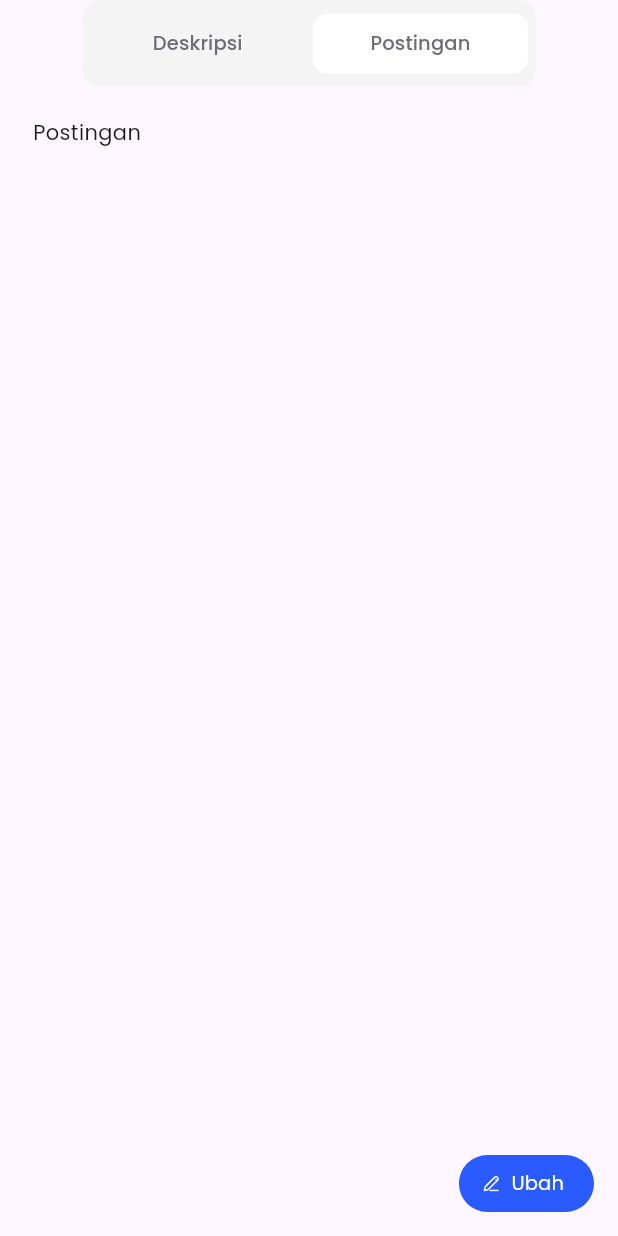
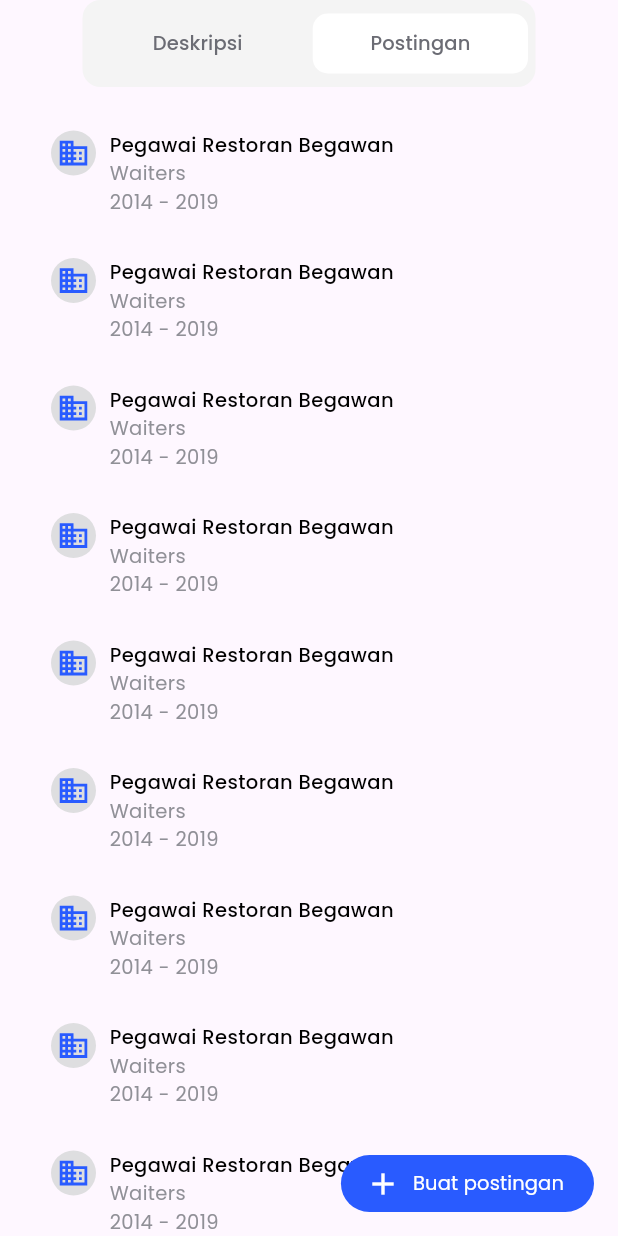
Before and after one commit to BrawS-HackFest/GrowBiz-FE, a Flutter app: the MyProfileWorkPage screen opened directly, after a tap on "Postingan", on a phone screen of 412 x 824 dp. Run offline on Flutter 3.47's test engine with Material 3 defaults, Android fonts, the phone set to English and light mode, and no system bars; our stand-ins replace dio, dotted_border, file_picker, firebase_auth, firebase_core, flutter_bloc and 3 more; missing offline and left inert: clipboard, flutter_pdfview; accounts and stored records are empty; network calls fail.

Commit message:
add my profile work post page

```diff
--- a/lib/pages/home_page.dart
+++ b/lib/pages/home_page.dart
@@ -144,7 +144,7 @@ class _HomePageState extends State<HomePage> {
                                       onTap: (){
                                     Navigator.of(context).push(MaterialPageRoute(builder: (context){
                                       return DetailCoursePage(id: courseDatas[index].id);
-                                    }));
+                                    })).then((value){setState(() {});});
                                   },
                                   );
                             }, separatorBuilder: (context, index) {
--- a/lib/pages/myprofile_work_page.dart
+++ b/lib/pages/myprofile_work_page.dart
@@ -1,9 +1,11 @@
 import 'package:flutter/material.dart';
 import 'package:flutter_svg/flutter_svg.dart';
-import 'package:hackfest_mobile/pages/edit_myprofile_work_page.dart';
-import 'package:hackfest_mobile/pages/myprofile_work_desc_section_page.dart';
+import 'package:hackfest_mobile/pages/edit_myprofile_work_desc_page.dart';
+import 'package:hackfest_mobile/pages/edit_myprofile_work_post_page.dart';
+import 'package:hackfest_mobile/widgets/myprofile_work_desc_section.dart';
 import 'package:hackfest_mobile/styles/my_colors.dart';
 import 'package:hackfest_mobile/styles/my_text.dart';
+import 'package:hackfest_mobile/widgets/myprofile_work_post_section.dart';
 
 class MyProfileWorkPage extends StatefulWidget {
   const MyProfileWorkPage({super.key});
@@ -79,8 +81,8 @@ class _MyProfileWorkPageState extends State<MyProfileWorkPage> {
               ),
             ),
             const SizedBox(height: 20,),
-            isDescriptionSelected ? MyProfileWorkDescSectionPage() :
-            Text('Postingan')
+            isDescriptionSelected ? MyProfileWorkDescSection() :
+            MyProfileWorkPostSection()
             ,
 
 
@@ -92,17 +94,23 @@ class _MyProfileWorkPageState extends State<MyProfileWorkPage> {
         decoration: BoxDecoration(),
         child: FloatingActionButton.extended(
             onPressed: (){
-             Navigator.of(context).push(MaterialPageRoute(builder: (context) {
-               return EditMyProfileWorkPage();
-             },));
+              if(isDescriptionSelected){
+                Navigator.of(context).push(MaterialPageRoute(builder: (context) {
+                  return EditMyProfileWorkPage();
+                },));
+              }else{
+                Navigator.of(context).push(MaterialPageRoute(builder: (context) {
+                  return EditMyProfileWorkPostPage();
+                },));
+              }
             },
             shape: RoundedRectangleBorder(
               borderRadius: BorderRadius.circular(25),
             ),
             backgroundColor: MyColors.primaryBase,
             elevation: 0,
-            label: Text('Ubah', style: MyTextStyle.captionH5(color: MyColors.whiteBase),),
-            icon: SvgPicture.asset('assets/svgs/edit_icon.svg'),
+            label: Text(isDescriptionSelected ? 'Ubah' : 'Buat postingan', style: MyTextStyle.captionH5(color: MyColors.whiteBase),),
+            icon: isDescriptionSelected ? SvgPicture.asset('assets/svgs/edit_icon.svg') : Icon(Icons.add, color: MyColors.whiteBase,),
             materialTapTargetSize: MaterialTapTargetSize.shrinkWrap,
 
         ),
--- a/lib/pages/myprofile_work_desc_section_page.dart
+++ b/lib/widgets/myprofile_work_desc_section.dart
@@ -1,8 +1,8 @@
 import 'package:flutter/material.dart';
 import 'package:hackfest_mobile/styles/my_colors.dart';
 import 'package:hackfest_mobile/styles/my_text.dart';
-class MyProfileWorkDescSectionPage extends StatelessWidget {
-  const MyProfileWorkDescSectionPage({super.key});
+class MyProfileWorkDescSection extends StatelessWidget {
+  const MyProfileWorkDescSection({super.key});
 
   @override
   Widget build(BuildContext context) {
--- /dev/null
+++ b/lib/widgets/myprofile_work_post_section.dart
@@ -0,0 +1,54 @@
+import 'package:flutter/material.dart';
+import 'package:flutter_svg/flutter_svg.dart';
+import 'package:hackfest_mobile/styles/my_colors.dart';
+import 'package:hackfest_mobile/styles/my_text.dart';
+class MyProfileWorkPostSection extends StatelessWidget {
+  const MyProfileWorkPostSection({super.key});
+
+  @override
+  Widget build(BuildContext context) {
+    return Expanded(
+      child: ListView.builder(
+        clipBehavior: Clip.hardEdge,
+        itemCount: 10,
+        itemBuilder: (context, index) {
+          return Container(
+            width: double.infinity,
+            padding: EdgeInsets.only(left: 12, top: 9, bottom: 9, right: 15),
+            margin: EdgeInsets.only(bottom: 10),
+            child: Row(
+              crossAxisAlignment: CrossAxisAlignment.start,
+              children: [
+                Container(
+                  width: 30,
+                  height: 30,
+                  padding: EdgeInsets.all(4),
+                  clipBehavior: Clip.hardEdge,
+                  decoration: BoxDecoration(
+                      shape: BoxShape.circle,
+                      color: MyColors.grey100
+                  ),
+                  child: SvgPicture.asset('assets/svgs/company_icon.svg'),
+                ),
+                const SizedBox(width: 9,),
+                Column(
+                  crossAxisAlignment: CrossAxisAlignment.start,
+                  children: [
+                    Text('Pegawai Restoran Begawan', style: MyTextStyle.judulH5(color: MyColors.blackBase),),
+                    Text('Waiters', style: MyTextStyle.captionH5(color: MyColors.grey300),),
+                    Text('2014 - 2019', style: MyTextStyle.captionH5(color: MyColors.grey300),),
+                    Row(
+                      children: [
+
+                      ],
+                    )
+                  ],
+                )
+              ],
+            ),
+          );
+        },
+      ),
+    );
+  }
+}
--- a/pubspec.yaml
+++ b/pubspec.yaml
@@ -48,6 +48,8 @@ dependencies:
   intl: ^0.19.0
   clipboard: ^0.1.3
   shimmer: ^3.0.0
+  file_picker: ^6.1.1
+  dotted_border: ^2.1.0
 
 dev_dependencies:
   flutter_test:
```
Also changed, not shown: lib/pages/edit_myprofile_work_post_page.dart (added, +166 -0 lines), lib/pages/edit_myprofile_work_desc_page.dart (renamed from lib/pages/edit_myprofile_work_page.dart), pubspec.lock.
